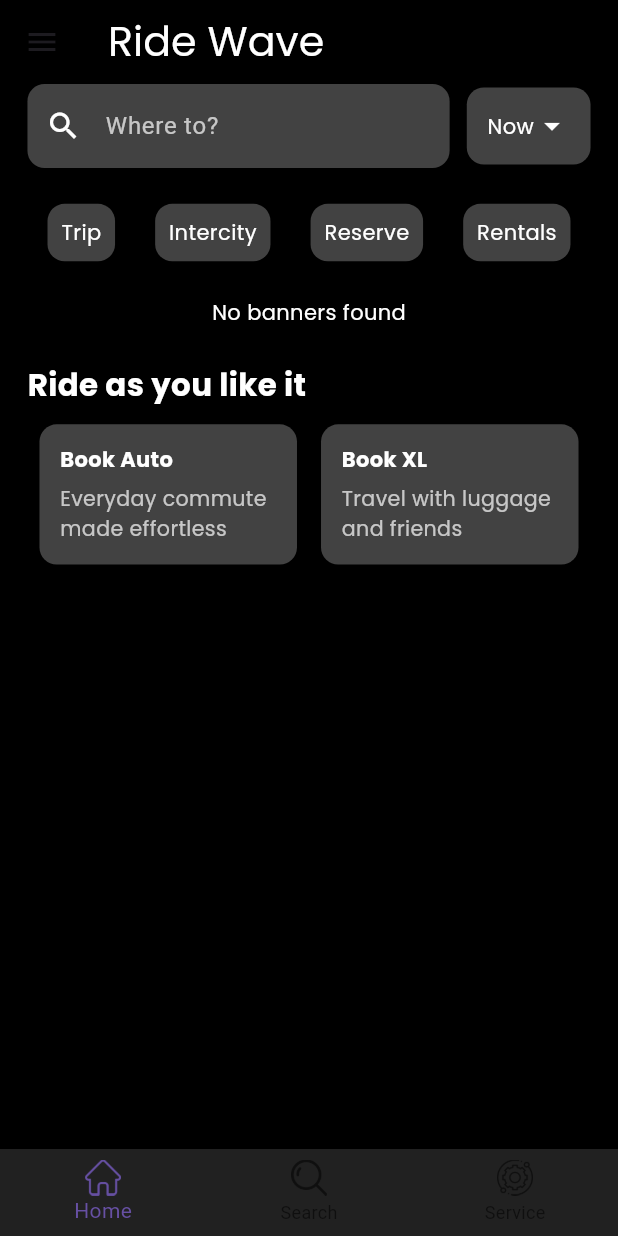
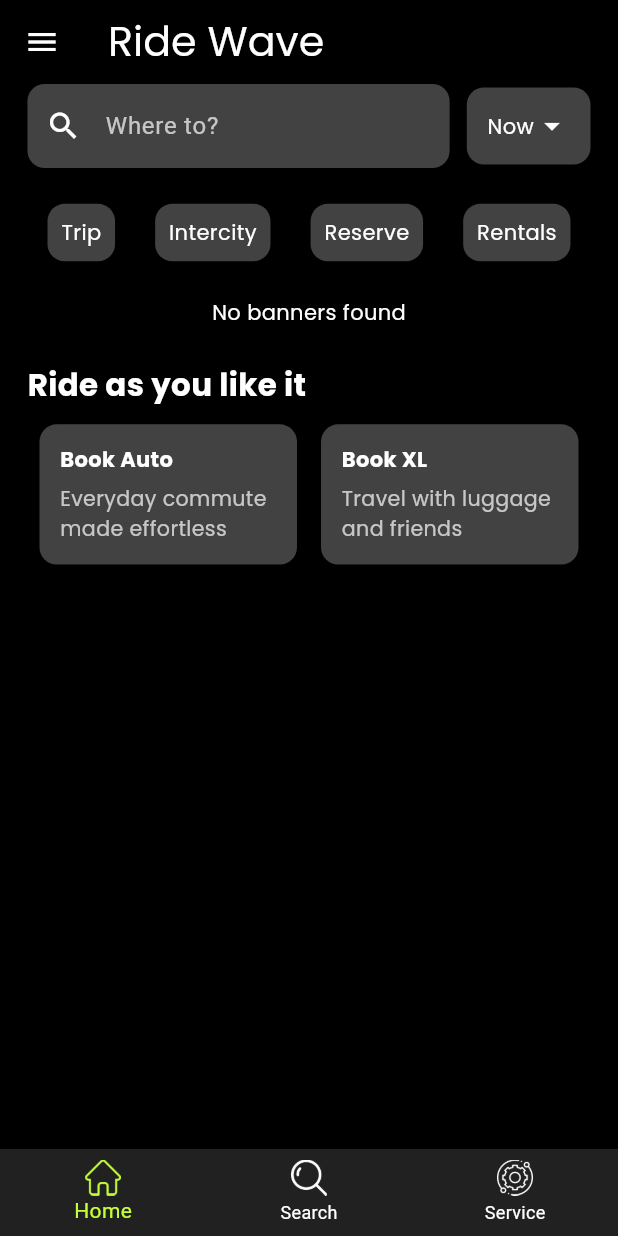
Before and after one commit to abhy2003/ride_wave, a Flutter app: the HomeScreen screen opened by its route, on a phone screen of 412 x 824 dp. Run offline on Flutter 3.47's test engine with Material 3 defaults, Android fonts, the phone set to English and light mode, and no system bars; our stand-ins replace carousel_slider, cloud_firestore, firebase_auth, firebase_core, flutter_screenutil, get and 2 more; accounts and stored records are empty.

Commit message:
20-08-2024(mrng)

```diff
--- a/lib/view/home_screen.dart
+++ b/lib/view/home_screen.dart
@@ -6,6 +6,7 @@
 import 'package:firebase_auth/firebase_auth.dart';
 import 'package:cloud_firestore/cloud_firestore.dart';
 import 'package:lottie/lottie.dart';
+import 'package:ride_wave/view/splash_screen.dart';
 import '../controller/banner_image_controller.dart';
 
 class HomeScreen extends StatefulWidget {
@@ -35,6 +36,7 @@
             color: Colors.white, // White text color for visibility
           ),
         ),
+        iconTheme: IconThemeData(color: Colors.white),
         backgroundColor: Colors.transparent,
         elevation: 0,
       ),
@@ -48,19 +50,26 @@
             Row(
               children: [
                 Expanded(
+                  child: GestureDetector(
+                    onTap: () {
+                      Get.to(SplashScreen());
+                    },
+                    child: AbsorbPointer(
                       child: TextField(
                         decoration: InputDecoration(
                           prefixIcon: Icon(Icons.search, color: Colors.white),
                           hintText: 'Where to?',
                           hintStyle: TextStyle(color: Colors.white70),
                           filled: true,
-                      fillColor: Colors.grey[800], // Dark gray for search bar background
+                          fillColor: Colors.grey[800],
                           border: OutlineInputBorder(
                             borderRadius: BorderRadius.circular(10.r),
                             borderSide: BorderSide.none,
                           ),
                         ),
                         style: TextStyle(color: Colors.white),
+                      ),
+                    ),
                   ),
                 ),
                 SizedBox(width: 10.w),
@@ -84,7 +93,7 @@
             ),
             SizedBox(height: 20.h),
 
-            // Categories Section
+
             Row(
               mainAxisAlignment: MainAxisAlignment.spaceAround,
               children: [
@@ -185,7 +194,7 @@
           ),
         ],
         currentIndex: _selectedIndex, // Set the selected index
-        onTap: _onItemTapped, // Handle item tap
+        onTap: _onItemTapped,unselectedItemColor: Colors.white,selectedItemColor: Color(0xFFC5FF39), // Handle item tap
       ),
     );
   }
@@ -257,6 +266,7 @@
   @override
   Widget build(BuildContext context) {
     return Drawer(
+
       backgroundColor: Colors.black,
       child: FutureBuilder<Map<String, String>>(
         future: _getUserData(),
--- a/pubspec.yaml
+++ b/pubspec.yaml
@@ -77,6 +77,7 @@
      - assets/images/Billy butcher pfp.jpeg
      - assets/images/lottie/log_out.json
      - assets/images/lottie/sampl_logout.json
+     - assets/images/lottie/loading.json
 
   # An image asset can refer to one or more resolution-specific "variants", see
   # https://flutter.dev/assets-and-images/#resolution-aware
```
Also changed, not shown: assets/images/lottie/loading.json (added, +1 -0 lines), lib/view/login_screen.dart (+7 -1 lines), lib/view/otp_verification_screen.dart (+8 -1 lines), lib/view/splash_screen.dart (+1 -7 lines). Lines whose indentation alone changed are shown as unchanged.
